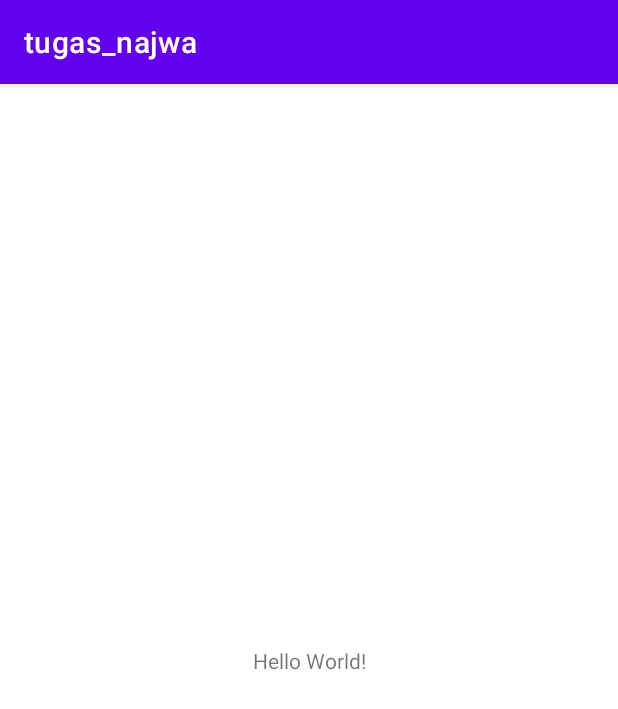
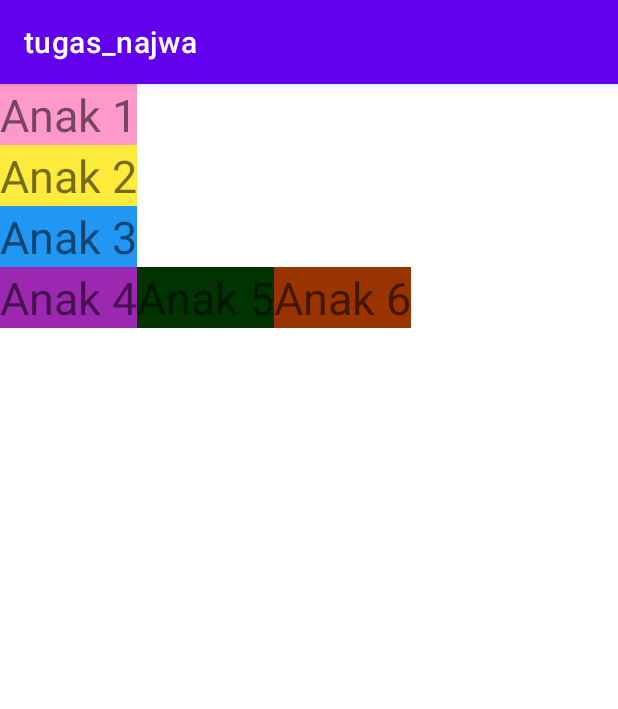
Before and after one commit to Najwatulqolbi/tugas_najwa, an Android app: the screen it shows after launch (MainActivity), on a phone screen of 412 x 824 dp. Shown: the top 709 px of the screen. Run offline under Robolectric (Android 15) with nearby library versions, the phone set to English and light mode, and no system bars.

Commit message:
Update layout main

```diff
--- a/app/src/main/res/layout/activity_main.xml
+++ b/app/src/main/res/layout/activity_main.xml
@@ -1,18 +1,63 @@
 <?xml version="1.0" encoding="utf-8"?>
-<androidx.constraintlayout.widget.ConstraintLayout xmlns:android="http://schemas.android.com/apk/res/android"
+<LinearLayout
+    xmlns:android="http://schemas.android.com/apk/res/android"
     xmlns:app="http://schemas.android.com/apk/res-auto"
     xmlns:tools="http://schemas.android.com/tools"
+    android:orientation="vertical"
     android:layout_width="match_parent"
     android:layout_height="match_parent"
     tools:context=".MainActivity">
 
     <TextView
+        android:text="Anak 1"
+        android:textSize="30sp"
+        android:background="#FFFF99CC"
         android:layout_width="wrap_content"
-        android:layout_height="wrap_content"
-        android:text="Hello World!"
-        app:layout_constraintBottom_toBottomOf="parent"
-        app:layout_constraintLeft_toLeftOf="parent"
-        app:layout_constraintRight_toRightOf="parent"
-        app:layout_constraintTop_toTopOf="parent" />
+        android:layout_height="wrap_content"/>
 
-</androidx.constraintlayout.widget.ConstraintLayout>
+    <TextView
+        android:text="Anak 2"
+        android:textSize="30sp"
+        android:background="#FFEB3B"
+        android:layout_width="wrap_content"
+        android:layout_height="wrap_content"/>
+
+    <TextView
+        android:text="Anak 3"
+        android:textSize="30sp"
+        android:background="#2196F3"
+        android:layout_width="wrap_content"
+        android:layout_height="wrap_content"/>
+
+    <LinearLayout
+        android:orientation="horizontal"
+        android:layout_width="match_parent"
+        android:layout_height="match_parent"
+        tools:context=".MainActivity">
+
+
+        <TextView
+            android:text="Anak 4"
+            android:textSize="30sp"
+            android:background="#9C27B0"
+            android:layout_width="wrap_content"
+            android:layout_height="wrap_content"/>
+
+        <TextView
+            android:text="Anak 5"
+            android:textSize="30sp"
+            android:background="#FF003300"
+            android:layout_width="wrap_content"
+            android:layout_height="wrap_content"/>
+
+        <TextView
+            android:text="Anak 6"
+            android:textSize="30sp"
+            android:background="#FF993300"
+            android:layout_width="wrap_content"
+            android:layout_height="wrap_content"/>
+
+
+
+    </LinearLayout>
+</LinearLayout>
```
